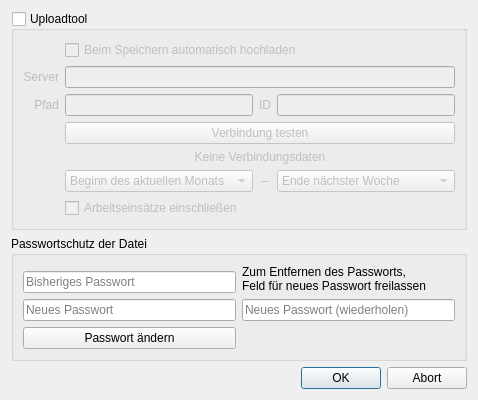
Before: the Qt Designer form Programm/epl_gui/filesettingsdialog.ui in philjosch/Einsatzplaner, drawn with Qt 5.
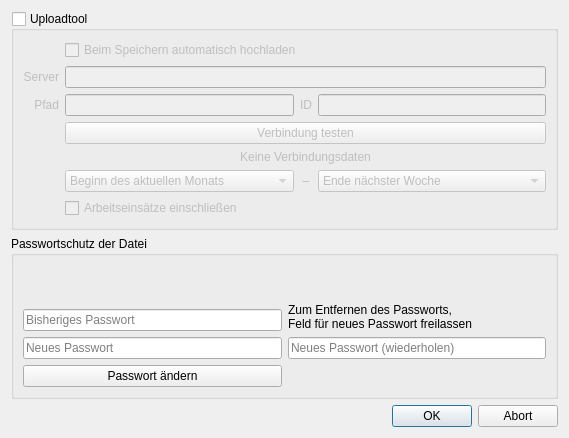
After: the same form once the commit is applied.

Patch:
```diff
--- a/Programm/epl_gui/filesettingsdialog.ui
+++ b/Programm/epl_gui/filesettingsdialog.ui
@@ -3,7 +3,15 @@
  <class>FileSettingsDialog</class>
  <widget class="QDialog" name="FileSettingsDialog">
   <property name="windowModality">
-   <enum>Qt::WindowModal</enum>
+   <enum>Qt::WindowModality::WindowModal</enum>
+  </property>
+  <property name="geometry">
+   <rect>
+    <x>0</x>
+    <y>0</y>
+    <width>569</width>
+    <height>438</height>
+   </rect>
   </property>
   <property name="windowTitle">
    <string>Dialog</string>
```
Left out of the diff: 26 changed lines with no effect on the pictures.
